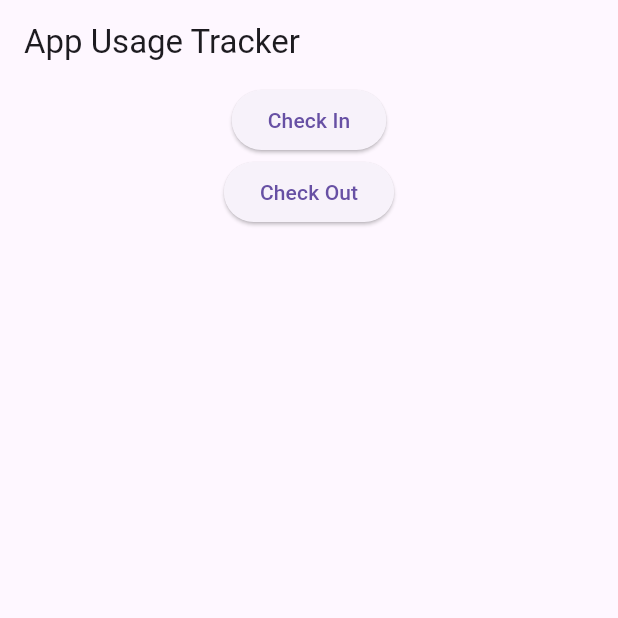
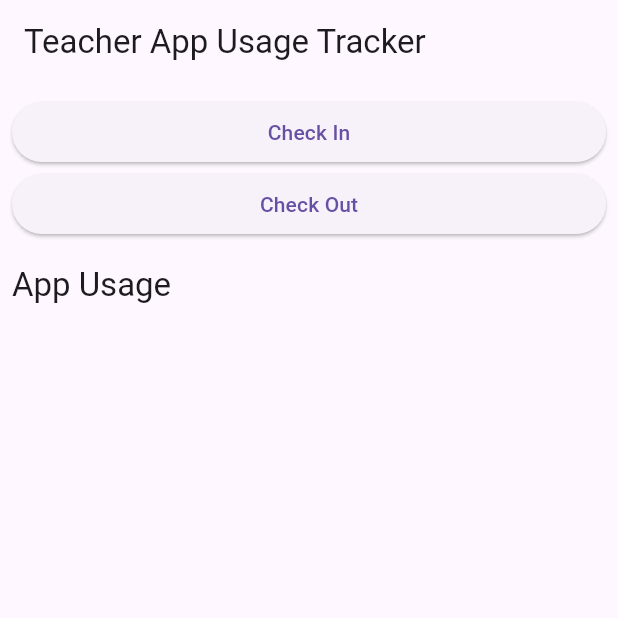
Before and after one commit to TheMetaphile/ERP, a Flutter app: the UsageTracker screen opened directly, after a tap on "Check Out", on a phone screen of 412 x 824 dp, the top half of it. Run offline on Flutter 3.47's test engine with Material 3 defaults, Android fonts, the phone set to English and light mode, and no system bars; our stand-ins replace auto_size_text, fl_chart, flutter_otp_text_field, flutter_svg, flutter_tts, google_fonts and 7 more; missing offline and left inert: audio_session, chatview, flutter_snowboy, flutter_sound, highlight_text, molten_navigationbar_flutter and 3 more; accounts and stored records are empty; statements that could not run were skipped; project files that could hold a hidden picture were left out.

Commit message:
User Data Usage part 2

```diff
--- a/lib/Usage States package/main.dart
+++ b/lib/Usage States package/main.dart
@@ -1,54 +1,25 @@
+import 'dart:async';
 import 'package:flutter/material.dart';
+import 'package:shared_preferences/shared_preferences.dart';
 import 'package:usage_stats/usage_stats.dart';
 import 'package:workmanager/workmanager.dart';
-import 'package:shared_preferences/shared_preferences.dart';
+
+void main() => runApp(MyApp());
+
+const appUsageTrackingTask = "app_usage_tracking_task";
+
 void callbackDispatcher() {
+  _UsageTrackerState obj=_UsageTrackerState();
   Workmanager().executeTask((task, inputData) async {
-    try {
-      DateTime checkInTime = DateTime.parse(inputData!['checkInTime']);
-      DateTime checkOutTime = DateTime.now();
+    if (task == appUsageTrackingTask) {
+      await obj._trackAppUsageInBackground();
 
-      List<UsageInfo> usageStats = await UsageStats.queryUsageStats(
-        checkInTime.subtract(Duration(minutes: 1)), // Adjusting the start time to ensure we capture usage before check-in
-        checkOutTime,
-      );
-
-      Map<String, int> appUsageMap = {};
-
-      for (UsageInfo info in usageStats) {
-        String? packageName = info.packageName;
-        String? totalTimeInForeground = info.totalTimeInForeground;
-        if (packageName != null && totalTimeInForeground != null) {
-          int? totalTimeInForegroundInt = int.tryParse(totalTimeInForeground);
-          if (totalTimeInForegroundInt != null) {
-            appUsageMap[packageName] = (appUsageMap[packageName] ?? 0) + totalTimeInForegroundInt;
     }
-        }
-      }
-
-      SharedPreferences prefs = await SharedPreferences.getInstance();
-      for (var entry in appUsageMap.entries) {
-        String key = '${entry.key}_${checkInTime.millisecondsSinceEpoch}';
-        prefs.setInt(key, entry.value);
-        print('Stored: $key -> ${entry.value}'); // Log stored entries
-      }
-    } catch (e) {
-      print('Error in callbackDispatcher: $e');
-    }
-
     return Future.value(true);
   });
 }
 
 
-void main() {
-  WidgetsFlutterBinding.ensureInitialized();
-  Workmanager().initialize(
-    callbackDispatcher,
-    isInDebugMode: true,
-  );
-  runApp(MyApp());
-}
 
 class MyApp extends StatelessWidget {
   @override
@@ -58,8 +29,6 @@ class MyApp extends StatelessWidget {
     );
   }
 }
-
-
 
 class UsageTracker extends StatefulWidget {
   @override
@@ -71,69 +40,104 @@ class _UsageTrackerState extends State<UsageTracker> {
   DateTime? _checkOutTime;
   Map<String, Duration> _appUsageMap = {};
 
+  Future<void> _storeCheckInTime() async {
+    final prefs = await SharedPreferences.getInstance();
+    prefs.setInt('checkInTimeMillis', _checkInTime!.millisecondsSinceEpoch);
+  }
+
+  Future<void> _loadCheckInTime() async {
+    final prefs = await SharedPreferences.getInstance();
+    final checkInTimeMillis = prefs.getInt('checkInTimeMillis');
+    if (checkInTimeMillis != null) {
+      _checkInTime = DateTime.fromMillisecondsSinceEpoch(checkInTimeMillis);
+    } else {
+      _checkInTime = null;
+    }
+  }
   void _startTracking() async {
     setState(() {
       _checkInTime = DateTime.now();
       _checkOutTime = null;
-      _appUsageMap = {};
+      _appUsageMap.clear();
     });
+    await _storeCheckInTime(); // Store the check-in time
+    _scheduleUsageTracking();
+  }
 
+  void _stopTracking() async {
+    if (_checkInTime == null) {
+      print('Check-in time is not set.');
+      return;
+    }
+
+    _checkOutTime = DateTime.now();
+    await _trackAppUsage();
+    Workmanager().cancelAll();
+    final prefs = await SharedPreferences.getInstance();
+    await prefs.remove('checkInTimeMillis'); // Remove the check-in time
+  }
+
+  void _scheduleUsageTracking() {
     Workmanager().registerOneOffTask(
-      '1',
-      'usageTrackerTask',
-      inputData: {
-        'checkInTime': _checkInTime!.toIso8601String(),
-      },
+      appUsageTrackingTask,
+      appUsageTrackingTask,
     );
   }
 
-  void _stopTracking() async {
-    setState(() {
-      _checkOutTime = DateTime.now();
-    });
+  Future<void> _trackAppUsage() async {
+    List<UsageInfo> usageStats = await UsageStats.queryUsageStats(
+      _checkInTime!,
+      _checkOutTime!,
+    );
 
-    SharedPreferences prefs = await SharedPreferences.getInstance();
-    Set<String> keys = prefs.getKeys();
-    Map<String, Duration> usageMap = {};
-
-    print('Keys in SharedPreferences: $keys'); // Log all keys
-
-    for (String key in keys) {
-      print('Processing key: $key'); // Log each key processing
-      List<String> keyParts = key.split('_');
-      if (keyParts.length == 2) {
-        String packageName = keyParts[0];
-        int? millisecondsSinceEpoch = int.tryParse(keyParts[1]);
-        if (millisecondsSinceEpoch != null &&
-            millisecondsSinceEpoch >= _checkInTime!.millisecondsSinceEpoch) {
-          int? totalTimeInMilliseconds = prefs.getInt(key);
-          if (totalTimeInMilliseconds != null) {
-            print('Retrieved: $key -> $totalTimeInMilliseconds'); // Log retrieved entries
-            if (!usageMap.containsKey(packageName)) {
-              usageMap[packageName] = Duration(milliseconds: totalTimeInMilliseconds);
+    for (UsageInfo info in usageStats) {
+      String? packageName = info.packageName;
+      String? totalTimeInForeground = info.totalTimeInForeground;
+      print("totalTimeInForeground ${totalTimeInForeground}");
+      if (packageName != null && totalTimeInForeground != null) {
+        int totalTimeInForegroundInt = int.parse(totalTimeInForeground);
+        Duration usageDuration = Duration(milliseconds: totalTimeInForegroundInt);
+        if (_appUsageMap.containsKey(packageName)) {
+          _appUsageMap[packageName] = _appUsageMap[packageName]! + usageDuration;
         } else {
-              usageMap[packageName] = usageMap[packageName]! + Duration(milliseconds: totalTimeInMilliseconds);
+          _appUsageMap[packageName] = usageDuration;
         }
       }
     }
+    print("_checkInTime ${_checkInTime}");
+    print("_checkOutTime ${_checkOutTime}");
+
+
+    setState(() {});
+  }
+
+  Future<void> _trackAppUsageInBackground() async {
+    await _loadCheckInTime(); // Load the check-in time
+    if (_checkInTime != null && _checkOutTime == null) {
+      // Only track usage if check-in time is set and check-out time is not set
+      await _trackAppUsage();
+      _scheduleUsageTracking(); // Reschedule the task to continue tracking
     }
   }
-
-    setState(() {
-      _appUsageMap = usageMap;
-    });
-
-    print('Usage Map: $_appUsageMap'); // Log the final usage map
+  @override
+  void initState() {
+    super.initState();
+    _loadCheckInTime(); // Load the check-in time when the app opens
   }
 
   @override
   Widget build(BuildContext context) {
+    print(_appUsageMap);
     return Scaffold(
       appBar: AppBar(
-        title: Text('App Usage Tracker'),
+        title: Text('Teacher App Usage Tracker'),
       ),
-      body: Column(
-        children: [
+      body: SingleChildScrollView(
+        child: Padding(
+          padding: const EdgeInsets.all(8.0),
+          child: Column(
+            crossAxisAlignment: CrossAxisAlignment.stretch,
+            children: <Widget>[
               ElevatedButton(
                 onPressed: _startTracking,
                 child: Text('Check In'),
@@ -142,21 +146,28 @@ class _UsageTrackerState extends State<UsageTracker> {
                 onPressed: _stopTracking,
                 child: Text('Check Out'),
               ),
-          Expanded(
-            child: ListView.builder(
-              itemCount: _appUsageMap.keys.length,
-              itemBuilder: (context, index) {
-                String packageName = _appUsageMap.keys.elementAt(index);
-                Duration usageDuration = _appUsageMap[packageName]!;
-                return ListTile(
-                  title: Text(packageName),
-                  subtitle: Text('${usageDuration.inMinutes} minutes ${usageDuration.inSeconds % 60} seconds'),
-                );
-              },
+              SizedBox(height: 16),
+              Text(
+                "App Usage",
+                style: Theme.of(context).textTheme.headline6,
               ),
+              SizedBox(height: 8),
+              Column(
+                crossAxisAlignment: CrossAxisAlignment.stretch,
+                children: _appUsageMap.entries
+                    .map((entry) => ListTile(
+                  title: Text(entry.key),
+                  subtitle: Text(
+                      '${entry.value.inMinutes} minutes ${entry.value.inSeconds % 60} seconds'),
+                ))
+                    .toList(),
               ),
             ],
           ),
+        ),
+      ),
     );
   }
+
+
 }
--- a/pubspec.yaml
+++ b/pubspec.yaml
@@ -62,6 +62,7 @@ dependencies:
   loading_animation_widget: ^1.2.1
   workmanager: ^0.5.2
   usage_stats: ^1.2.0
+
 
 
 
```
Lines whose indentation alone changed are shown as unchanged.
